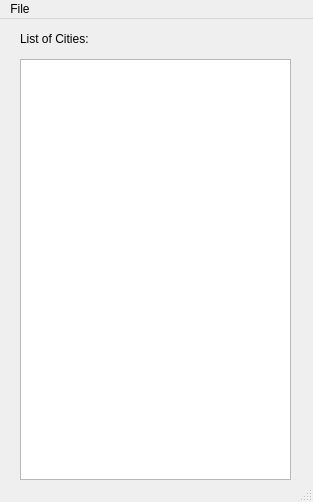
This is EuroTrip/mainwindow.ui in dal07065/European-Vacation as Qt 5 draws it before an edit. The edited form follows.
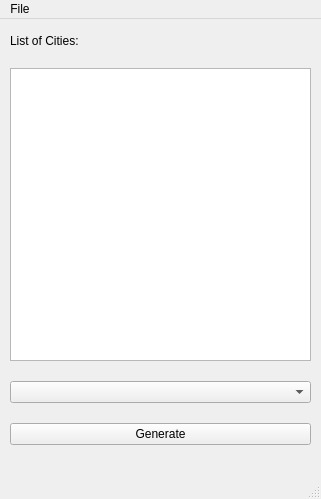
This is the edited form.

```diff
--- a/EuroTrip/mainwindow.ui
+++ b/EuroTrip/mainwindow.ui
@@ -6,36 +6,54 @@
    <rect>
     <x>0</x>
     <y>0</y>
-    <width>313</width>
-    <height>502</height>
+    <width>321</width>
+    <height>499</height>
    </rect>
   </property>
   <property name="windowTitle">
    <string>MainWindow</string>
   </property>
   <widget class="QWidget" name="centralwidget">
-   <widget class="QLabel" name="label">
+   <widget class="QWidget" name="verticalLayoutWidget">
     <property name="geometry">
      <rect>
-      <x>20</x>
+      <x>10</x>
       <y>10</y>
-      <width>271</width>
-      <height>20</height>
-     </rect>
-    </property>
-    <property name="text">
-     <string>List of Cities:</string>
-    </property>
-   </widget>
-   <widget class="QTextBrowser" name="cityList">
-    <property name="geometry">
-     <rect>
-      <x>20</x>
-      <y>40</y>
-      <width>271</width>
+      <width>301</width>
       <height>421</height>
      </rect>
     </property>
+    <layout class="QVBoxLayout" name="verticalLayout">
+     <property name="spacing">
+      <number>20</number>
+     </property>
+     <property name="topMargin">
+      <number>5</number>
+     </property>
+     <property name="bottomMargin">
+      <number>5</number>
+     </property>
+     <item>
+      <widget class="QLabel" name="label">
+       <property name="text">
+        <string>List of Cities:</string>
+       </property>
+      </widget>
+     </item>
+     <item>
+      <widget class="QTextBrowser" name="cityList"/>
+     </item>
+     <item>
+      <widget class="QComboBox" name="comboBoxCities"/>
+     </item>
+     <item>
+      <widget class="QPushButton" name="buttonGenerate">
+       <property name="text">
+        <string>Generate</string>
+       </property>
+      </widget>
+     </item>
+    </layout>
    </widget>
   </widget>
   <widget class="QMenuBar" name="menubar">
@@ -43,7 +61,7 @@
     <rect>
      <x>0</x>
      <y>0</y>
-     <width>313</width>
+     <width>321</width>
      <height>26</height>
     </rect>
    </property>
```
